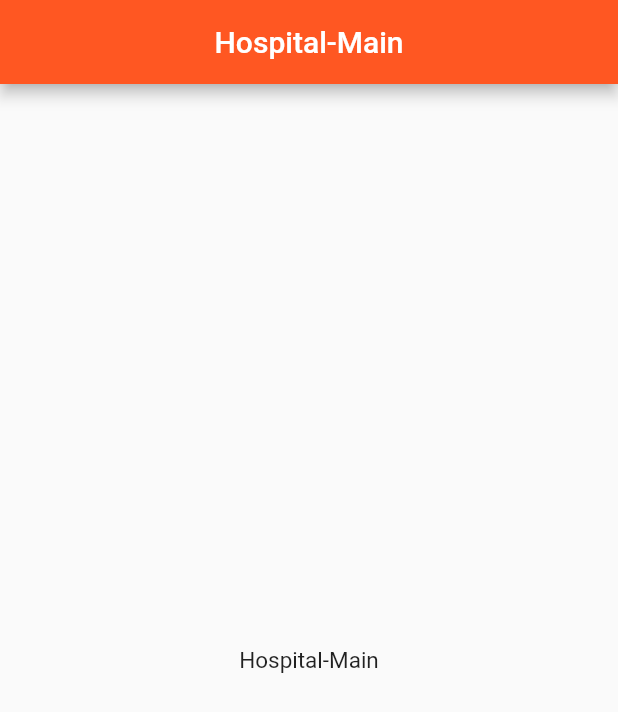
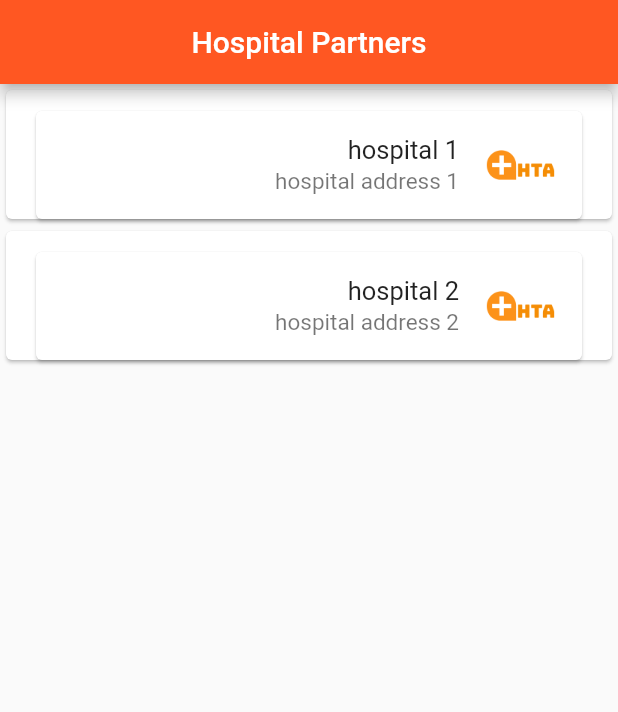
Before and after one commit to techakilan/hta-flutter, a Flutter app: the HospitalIndexPage screen opened directly, on a phone screen of 412 x 824 dp. Shown: the top 712 px of the screen. Run offline on Flutter 3.47's test engine with Material 2 defaults, Android fonts, the phone set to English and light mode, and no system bars; our stand-ins replace easy_localization, shared_preferences; accounts and stored records are empty; network calls fail.

```diff
--- /dev/null
+++ b/lib/model/hospital_model.dart
@@ -0,0 +1,17 @@
+import 'package:flutter/widgets.dart';
+
+class HospitalModel {
+  String id;
+  String name;
+  String description;
+  String address;
+  String imageUrl;
+
+  HospitalModel(id, name, description, address, imageUrl) {
+    this.id = id;
+    this.name = name;
+    this.description = description;
+    this.address = address;
+    this.imageUrl = imageUrl;
+  }
+}
--- a/lib/pages/hospital_index_page.dart
+++ b/lib/pages/hospital_index_page.dart
@@ -1,4 +1,6 @@
 import 'package:flutter/material.dart';
+import 'package:hta/model/hospital_model.dart';
+import 'package:hta/pages/hospital_tile.dart';
 
 class HospitalIndexPage extends StatefulWidget {
   @override
@@ -6,16 +8,47 @@ class HospitalIndexPage extends StatefulWidget {
 }
 
 class _HospitalIndexPageState extends State<HospitalIndexPage> {
+  List<HospitalModel> hospitalList = <HospitalModel>[];
+
+  @override
+  void initState() {
+    super.initState();
+    //hospitalList.add('1', 'Hospital1', 'This is a hospital with many tests',
+    // 'hospital address 1', Image.asset('assets/hta_logo.png'));
+
+    hospitalList.add(new HospitalModel(
+      '1',
+      'hospital 1',
+      'This is a hospital with many tests',
+      'hospital address 1',
+      'assets/hta_logo.png',
+    ));
+    hospitalList.add(new HospitalModel(
+      '2',
+      'hospital 2',
+      'This is a hospital with many tests',
+      'hospital address 2',
+      'assets/hta_logo.png',
+    ));
+  }
+
   @override
   Widget build(BuildContext context) {
     return Scaffold(
       appBar: AppBar(
         centerTitle: true,
-        title: Text('Hospital-Main'),
+        title: Text('Hospital Partners'),
         automaticallyImplyLeading: false,
       ),
-      body: Center(
-        child: Text('Hospital-Main'),
+      body: ListView.builder(
+        itemCount: hospitalList.length,
+        itemBuilder: (context, index) {
+          return Card(
+            child: HospitalTile(
+              hospital: hospitalList[index],
+            ),
+          );
+        },
       ),
     );
   }
--- /dev/null
+++ b/lib/pages/hospital_tile.dart
@@ -0,0 +1,29 @@
+import 'package:flutter/material.dart';
+import 'package:hta/model/hospital_model.dart';
+
+class HospitalTile extends StatelessWidget {
+  final HospitalModel hospital;
+
+  HospitalTile({this.hospital});
+
+  @override
+  Widget build(BuildContext context) {
+    return Padding(
+      padding: EdgeInsets.only(
+        top: 8,
+      ),
+      child: Card(
+        margin: EdgeInsets.fromLTRB(20, 6, 20, 0),
+        child: ListTile(
+          leading: CircleAvatar(
+            radius: 25,
+            backgroundColor: Colors.white,
+            foregroundImage: ExactAssetImage(hospital.imageUrl),
+          ),
+          title: Text(hospital.name),
+          subtitle: Text(hospital.address),
+        ),
+      ),
+    );
+  }
+}
--- a/lib/routes/custom_router.dart
+++ b/lib/routes/custom_router.dart
@@ -2,15 +2,13 @@ import 'package:hta/controllers/controllers_index.dart';
 import 'package:hta/pages/signin_index_page.dart';
 
 import 'package:flutter/material.dart';
-import 'package:hta/pages/wrapper.dart';
+
 import 'package:hta/routes/route_names.dart';
 
 class CustomRouter {
   static Route<dynamic> generateRoute(RouteSettings settings) {
     //final args = settings.arguments;
     switch (settings.name) {
-      case rootRoute:
-        return MaterialPageRoute(builder: (_) => Wrapper());
       case signinRoute:
         return MaterialPageRoute(builder: (_) => SigninIndexPage());
       case homeRoute:
--- a/pubspec.yaml
+++ b/pubspec.yaml
@@ -24,7 +24,9 @@ dependencies:
   flutter:
     sdk: flutter
   easy_localization: ^3.0.0
+  shared_preferences:
   http:
+  provider:
 
 
   # The following adds the Cupertino Icons font to your application.
```
Also changed, not shown: lib/api/api_service.dart (+18 -3 lines), lib/api/shared_service.dart (added, +35 -0 lines), lib/main.dart (+16 -2 lines), lib/model/signin_model.dart (+10 -0 lines), lib/pages/profile_index_page.dart (+9 -0 lines), lib/pages/signin_index_page.dart (+30 -4 lines), lib/pages/wrapper.dart (deleted, +0 -9 lines), lib/utils/api_progress_spinner.dart (added, +39 -0 lines), pubspec.lock.
